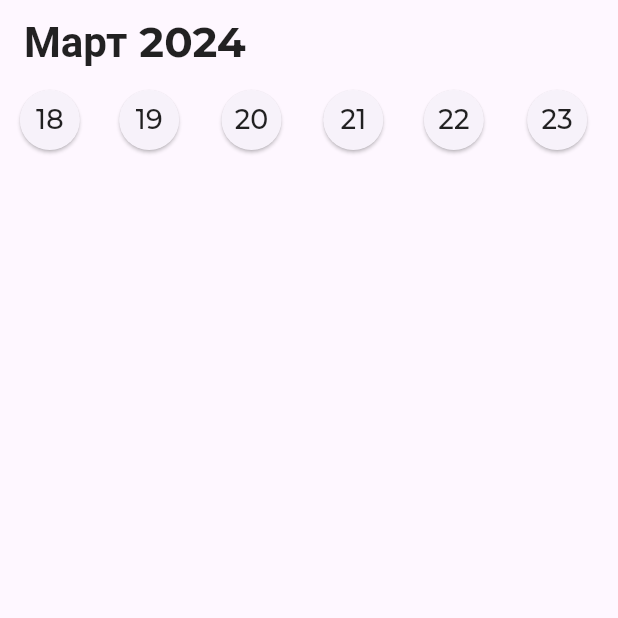
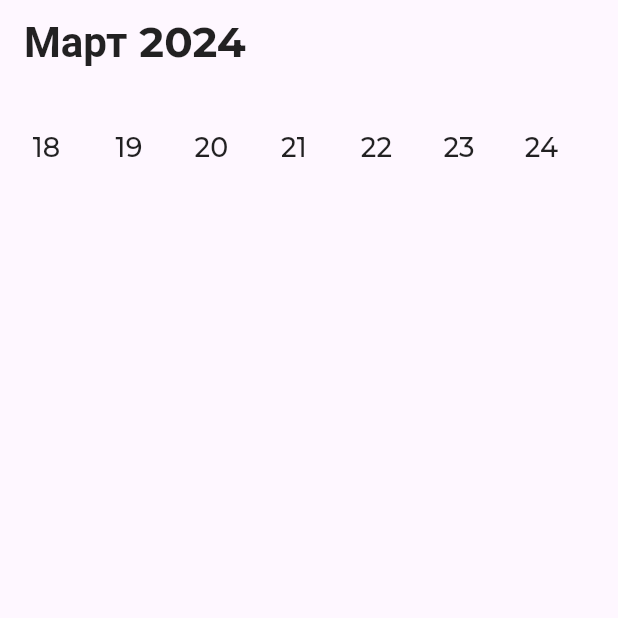
Before and after one commit to schlimmsten/Multitask, a Flutter app: the screen it shows after launch, after a tap on "Продолжить", on a phone screen of 412 x 824 dp, the top half of it. Run offline on Flutter 3.47's test engine with Material 3 defaults, Android fonts, the phone set to English and light mode, and no system bars; project files that could hold a hidden picture were left out.

Commit message:
корректное отображение дат, хорошая архитектура/расчленение

```diff
--- a/lib/screens/main_screen.dart
+++ b/lib/screens/main_screen.dart
@@ -57,8 +57,8 @@ class MainScreenState extends State<MainScreen> {
 
   @override
   Widget build(BuildContext context) {
-    return MaterialApp(
-      home: Scaffold(
+      return Scaffold(
+        //backgroundColor: Colors.black,
         appBar: AppBar(
         //padding: const EdgeInsets.only(top:40, left:40),
           title: Text(
@@ -66,7 +66,9 @@ class MainScreenState extends State<MainScreen> {
             style: headerTextStyle(),
             ),
           ),
-        body: const ListViewBuilder()
+        body: const SizedBox(
+          height: 85,
+          child: ListViewBuilder(),
         )
       );
     }
@@ -82,32 +84,46 @@ class ListViewBuilder extends StatelessWidget {
 
   @override
   Widget build(BuildContext context) {
-    return Scaffold(
-      body: ListView.builder(
+      return ListView.builder(
         scrollDirection: Axis.horizontal,
         itemCount: weekNumbers.length,
         itemBuilder: (context, index) {
           return DateOfWeek(text: weekNumbers[index].toString());
         }
-    )
       );
     }
   }
 
+//ошибка сидит тут
 
-class DateOfWeek extends StatelessWidget {
+class DateOfWeek extends StatefulWidget {
   final String text;
-  const DateOfWeek({required this.text});
+
+  const DateOfWeek({super.key, required this.text});
+
+  //хули тварь ругается / реши потом
+  @override
+  State<DateOfWeek> createState() => _DateOfWeekState(text);
+}
+
+class _DateOfWeekState extends State<DateOfWeek> {
+
+  final String text;
+
+  _DateOfWeekState(this.text);
 
   @override
   Widget build(BuildContext context) {
-      return SizedBox(
-          child: Align(
-          alignment: Alignment.topCenter,
-          child:  ElevatedButton(
-            onPressed: () {},
-            style: ElevatedButton.styleFrom(
-              //padding: const EdgeInsets.all(2),
+    return Container(
+    padding: const EdgeInsets.only(left: 7),
+    width: 55,
+    child: TextButton(
+      onPressed: () {
+        setState(() {
+          //меняем цвет
+        });
+      },
+      style: TextButton.styleFrom(
         shape: const CircleBorder()
         ),
       child: Text(
@@ -115,8 +131,15 @@ class DateOfWeek extends StatelessWidget {
         style: smallTextStyle(),
         textAlign: TextAlign.center
         ),
-        )
       ),
     );
   }
 }
+
+// FloatingActionButton(
+//   onPressed: () {
+//     // Делаем что-то при нажатии кнопки.
+//   },
+//   child: Icon(Icons.add),
+//   backgroundColor: Colors.blue,
+// )
--- a/lib/text_style.dart
+++ b/lib/text_style.dart
@@ -23,8 +23,8 @@ TextStyle smallTextStyle() => const TextStyle(
   fontFamily: "Montserrat",
 );
 
-// TextStyle buttonTextStyle() => const TextStyle(
-//   fontSize: 16,
-//   color: Colors.black87,
-//   fontFamily: "Montserrat",
-// );
+TextStyle buttonTextStyle() => const TextStyle(
+  fontSize: 10,
+  color: Colors.black87,
+  fontFamily: "Montserrat",
+);
```
Lines whose indentation alone changed are shown as unchanged.
